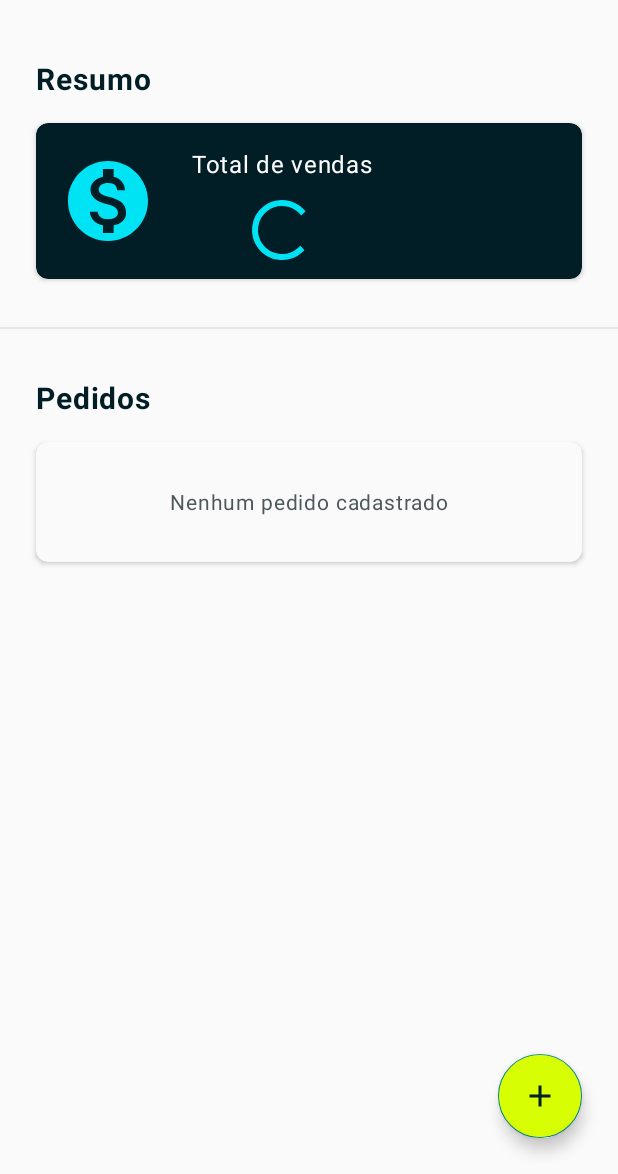
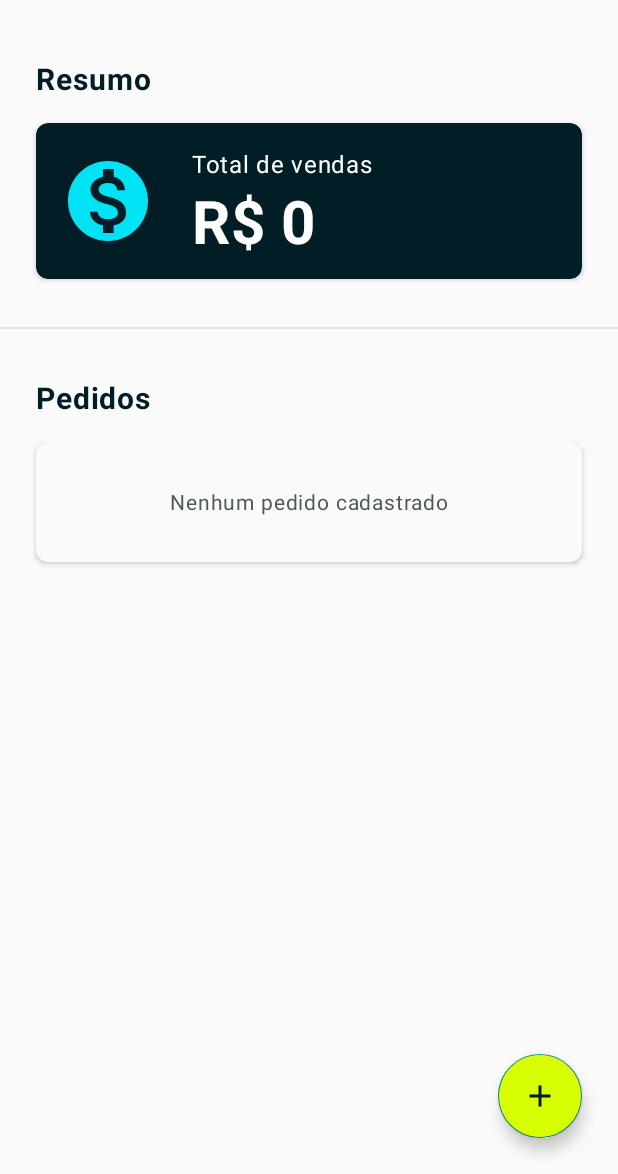
Before and after one commit to carlosolimpio/minhas-vendas, an Android app: the screen it shows after launch (MainActivity), on a phone screen of 412 x 824 dp, the part 62-1236 px from its top. Run offline under Robolectric (Android 15) with nearby library versions, the phone set to English and light mode, and no system bars; our stand-ins replace Room's generated code.

Commit message:
hot fix total sales value

```diff
--- a/app/src/main/java/com/carlosolimpio/minhasvendas/presentation/home/HomeFragment.kt
+++ b/app/src/main/java/com/carlosolimpio/minhasvendas/presentation/home/HomeFragment.kt
@@ -38,6 +38,7 @@ class HomeFragment : Fragment() {
         super.onViewCreated(view, savedInstanceState)
 
         observeOrderList()
+        initTotalSalesView(null)
         initFab()
     }
 
@@ -55,10 +56,12 @@ class HomeFragment : Fragment() {
 
                     binding.pbOrderList.visibility = View.GONE
                     binding.cardOrdersNotFound.visibility = View.GONE
+                    binding.pbTotalSalesValue.visibility = View.GONE
                 }
                 is UiState.NotFound -> {
                     binding.cardOrdersNotFound.visibility = View.VISIBLE
                     binding.pbOrderList.visibility = View.GONE
+                    binding.pbTotalSalesValue.visibility = View.GONE
                 }
                 is UiState.Error -> {
                     binding.pbOrderList.visibility = View.GONE
@@ -72,13 +75,12 @@ class HomeFragment : Fragment() {
         }
     }
 
-    private fun initTotalSalesView(orderList: List<Order>) {
+    private fun initTotalSalesView(orderList: List<Order>?) {
         binding.apply {
-            pbTotalSalesValue.visibility = View.GONE
             textTotalSalesValue.visibility = View.VISIBLE
             textTotalSalesValue.text = requireContext().getString(
                 R.string.reais_value,
-                orderList.computeTotalSalesValue().toBRLCurrencyString()
+                orderList?.computeTotalSalesValue()?.toBRLCurrencyString() ?: getString(R.string.number_zero)
             )
         }
     }
```
